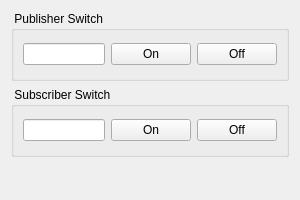
JaehyunShim/ros2_tutorial_cpp, file deprecated/rqt_example/ui/rqt_example.ui: the form before one commit.
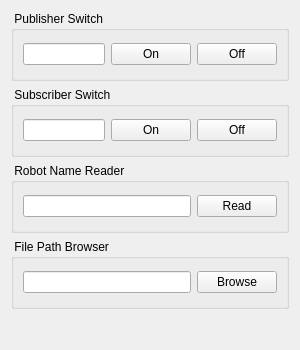
The form after the commit.

The edit to the form file:
```diff
--- a/deprecated/rqt_example/ui/rqt_example.ui
+++ b/deprecated/rqt_example/ui/rqt_example.ui
@@ -10,7 +10,7 @@
     <x>0</x>
     <y>0</y>
     <width>300</width>
-    <height>200</height>
+    <height>350</height>
    </rect>
   </property>
   <property name="sizePolicy">
@@ -22,7 +22,7 @@
   <property name="minimumSize">
    <size>
     <width>300</width>
-    <height>200</height>
+    <height>350</height>
    </size>
   </property>
   <property name="contextMenuPolicy">
@@ -35,7 +35,7 @@
    <item>
     <layout class="QVBoxLayout" name="verticalLayout_1">
      <item>
-      <widget class="QGroupBox" name="groupBox_2">
+      <widget class="QGroupBox" name="groupBox">
        <property name="sizePolicy">
         <sizepolicy hsizetype="MinimumExpanding" vsizetype="Minimum">
          <horstretch>0</horstretch>
@@ -80,7 +80,7 @@
       </widget>
      </item>
      <item>
-      <widget class="QGroupBox" name="groupBox_3">
+      <widget class="QGroupBox" name="groupBox_2">
        <property name="sizePolicy">
         <sizepolicy hsizetype="MinimumExpanding" vsizetype="Minimum">
          <horstretch>0</horstretch>
@@ -98,26 +98,94 @@
        </property>
        <layout class="QGridLayout" name="gridLayout2">
         <item row="0" column="1">
-         <widget class="QPushButton" name="sub_on_button">
-          <property name="text">
-           <string>On</string>
-          </property>
-         </widget>
-        </item>
-        <item row="0" column="2">
-         <widget class="QPushButton" name="sub_off_button">
-          <property name="text">
-           <string>Off</string>
-          </property>
-         </widget>
-        </item>
-        <item row="0" column="0">
          <widget class="QLineEdit" name="sub_onoff_state">
           <property name="sizePolicy">
            <sizepolicy hsizetype="Minimum" vsizetype="Fixed">
             <horstretch>0</horstretch>
             <verstretch>0</verstretch>
            </sizepolicy>
+          </property>
+         </widget>
+        </item>
+        <item row="0" column="3">
+         <widget class="QPushButton" name="sub_off_button">
+          <property name="text">
+           <string>Off</string>
+          </property>
+         </widget>
+        </item>
+        <item row="0" column="2">
+         <widget class="QPushButton" name="sub_on_button">
+          <property name="text">
+           <string>On</string>
+          </property>
+         </widget>
+        </item>
+       </layout>
+      </widget>
+     </item>
+     <item>
+      <widget class="QGroupBox" name="groupBox_3">
+       <property name="sizePolicy">
+        <sizepolicy hsizetype="MinimumExpanding" vsizetype="Minimum">
+         <horstretch>0</horstretch>
+         <verstretch>0</verstretch>
+        </sizepolicy>
+       </property>
+       <property name="minimumSize">
+        <size>
+         <width>200</width>
+         <height>70</height>
+        </size>
+       </property>
+       <property name="title">
+        <string> Robot Name Reader</string>
+       </property>
+       <layout class="QGridLayout" name="gridLayout3">
+        <item row="0" column="1">
+         <widget class="QPushButton" name="read_button">
+          <property name="sizePolicy">
+           <sizepolicy hsizetype="Minimum" vsizetype="Fixed">
+            <horstretch>0</horstretch>
+            <verstretch>0</verstretch>
+           </sizepolicy>
+          </property>
+          <property name="text">
+           <string>Read</string>
+          </property>
+         </widget>
+        </item>
+        <item row="0" column="0">
+         <widget class="QLineEdit" name="robot_name"/>
+        </item>
+       </layout>
+      </widget>
+     </item>
+     <item>
+      <widget class="QGroupBox" name="groupBox_4">
+       <property name="sizePolicy">
+        <sizepolicy hsizetype="MinimumExpanding" vsizetype="Minimum">
+         <horstretch>0</horstretch>
+         <verstretch>0</verstretch>
+        </sizepolicy>
+       </property>
+       <property name="minimumSize">
+        <size>
+         <width>200</width>
+         <height>70</height>
+        </size>
+       </property>
+       <property name="title">
+        <string> File Path Browser</string>
+       </property>
+       <layout class="QGridLayout" name="gridLayout4">
+        <item row="0" column="0">
+         <widget class="QLineEdit" name="file_path"/>
+        </item>
+        <item row="0" column="1">
+         <widget class="QPushButton" name="browse_button">
+          <property name="text">
+           <string>Browse</string>
           </property>
          </widget>
         </item>
```
